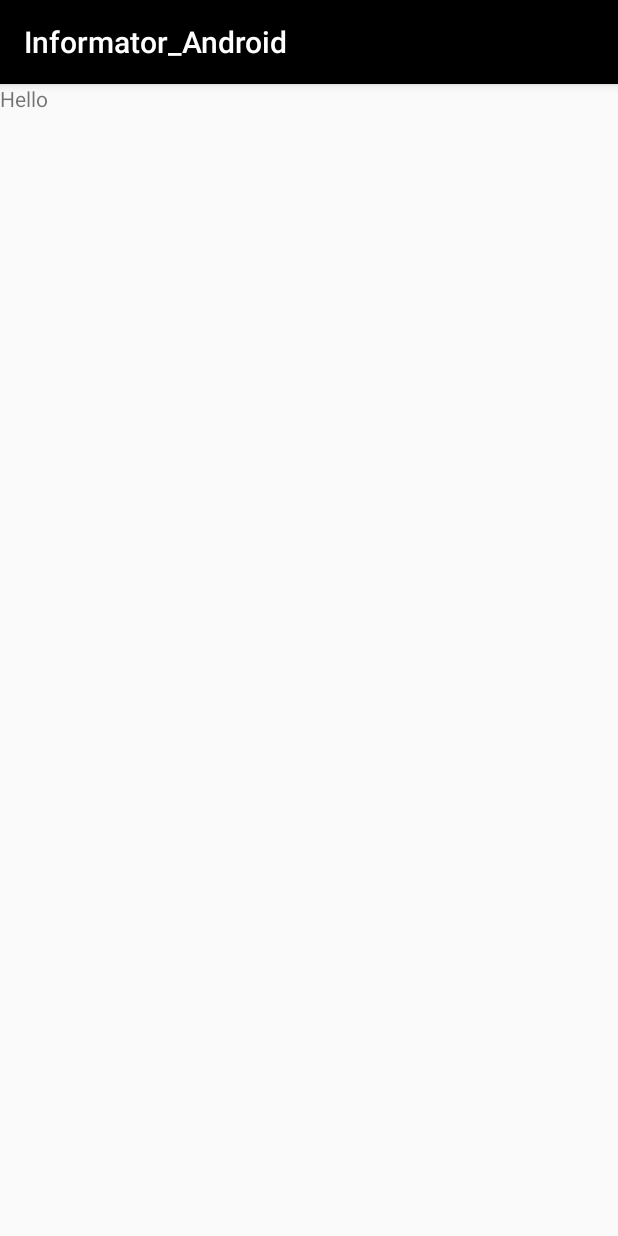
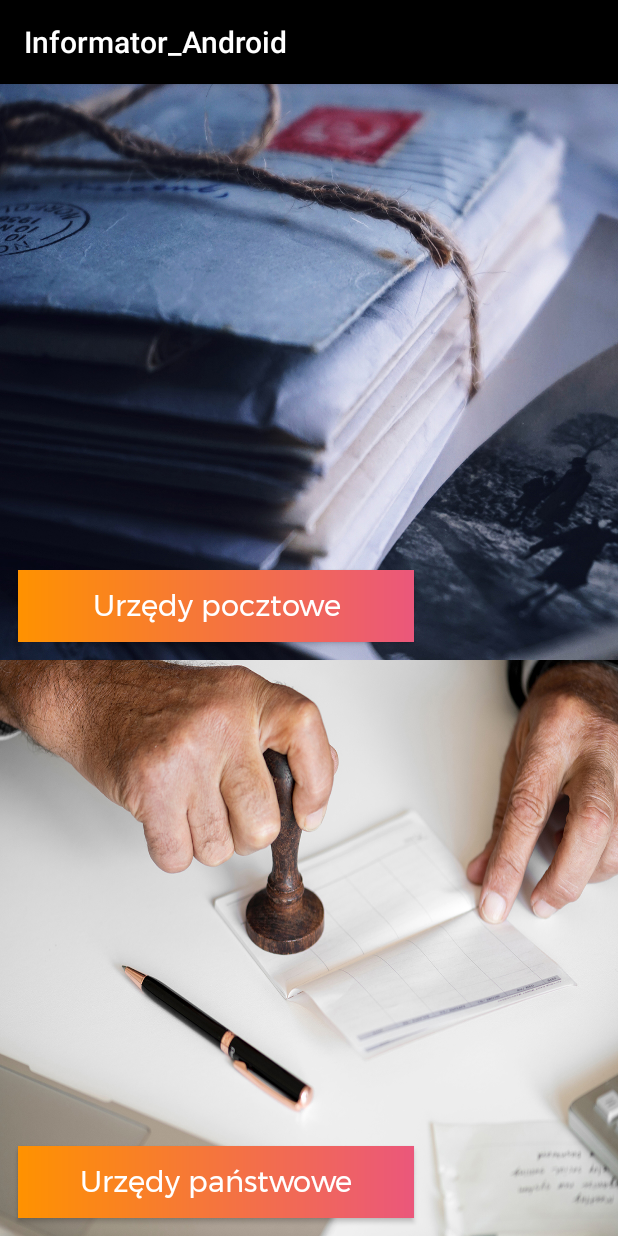
Before and after one commit to JakubPilkowski/InformatorAndroid, an Android app: the fragment OfficesFragment shown on its own in the app's theme, on a phone screen of 412 x 824 dp. Run offline under Robolectric (Android 15) with nearby library versions, the phone set to English and light mode, and no system bars; our stand-ins replace data binding; 1 statement that could not run was skipped.

Commit message:
Ukończono pierwszy ekran urzędów

```diff
--- a/app/src/main/java/com/example/informator/activities/MainActivity.java
+++ b/app/src/main/java/com/example/informator/activities/MainActivity.java
@@ -24,7 +24,6 @@ import com.google.android.material.navigation.NavigationView;
 public class MainActivity extends BaseActivity<ActivityMainBinding, MainActivityViewModel> implements NavigationView.OnNavigationItemSelectedListener, Providers {
 
     DrawerLayout drawerLayout;
-    ActionBarDrawerToggle toggle;
     NavigationView navigationView;
 
     @Override
--- a/app/src/main/java/com/example/informator/base/BaseActivity.java
+++ b/app/src/main/java/com/example/informator/base/BaseActivity.java
@@ -44,7 +44,8 @@ public abstract class BaseActivity<B extends ViewDataBinding, VM extends BaseVie
                     super.onBackPressed();
                     break;
                 case 1:
-
+                    navigator.clearBackStack();
+                    navigator.showHome();
                     break;
             }
         }
--- a/app/src/main/java/com/example/informator/navigation/Navigator.java
+++ b/app/src/main/java/com/example/informator/navigation/Navigator.java
@@ -2,10 +2,13 @@ package com.example.informator.navigation;
 
 import androidx.fragment.app.Fragment;
 import androidx.fragment.app.FragmentActivity;
+import androidx.fragment.app.FragmentManager;
 import androidx.fragment.app.FragmentTransaction;
 
 import com.example.informator.R;
+import com.example.informator.databinding.OfficesFragmentBinding;
 import com.example.informator.ui.home.HomeFragment;
+import com.example.informator.ui.offices.OfficesFragment;
 
 public class Navigator {
     FragmentActivity activity;
@@ -14,47 +17,11 @@ public class Navigator {
         this.activity = activity;
     }
 
-    public void showNoticeBoard(){
-//        activity.getSupportFragmentManager()
-//                .beginTransaction()
-//                .addToBackStack()
-//                .replace()
-//                .setTransition()
-//                .commit();
+    public void clearBackStack() {
+        activity.getSupportFragmentManager().popBackStack(null, FragmentManager.POP_BACK_STACK_INCLUSIVE);
     }
-    public void showWeather(){
-//        activity.getSupportFragmentManager()
-//                .beginTransaction()
-//                .addToBackStack()
-//                .replace()
-//                .setTransition()
-//                .commit();
-    }
-    public void showEvents(){
-//        activity.getSupportFragmentManager()
-//                .beginTransaction()
-//                .addToBackStack()
-//                .replace()
-//                .setTransition()
-//                .commit();
-    }
-    public void showOffers(){
-//        activity.getSupportFragmentManager()
-//                .beginTransaction()
-//                .addToBackStack()
-//                .replace()
-//                .setTransition()
-//                .commit();
-    }
-    public void showTimetable(){
-//        activity.getSupportFragmentManager()
-//                .beginTransaction()
-//                .addToBackStack()
-//                .replace()
-//                .setTransition()
-//                .commit();
-    }
-    public void showOffices(){
+
+    public void showNoticeBoard() {
 //        activity.getSupportFragmentManager()
 //                .beginTransaction()
 //                .addToBackStack()
@@ -63,12 +30,57 @@ public class Navigator {
 //                .commit();
     }
 
+    public void showWeather() {
+//        activity.getSupportFragmentManager()
+//                .beginTransaction()
+//                .addToBackStack()
+//                .replace()
+//                .setTransition()
+//                .commit();
+    }
+
+    public void showEvents() {
+//        activity.getSupportFragmentManager()
+//                .beginTransaction()
+//                .addToBackStack()
+//                .replace()
+//                .setTransition()
+//                .commit();
+    }
+
+    public void showOffers() {
+//        activity.getSupportFragmentManager()
+//                .beginTransaction()
+//                .addToBackStack()
+//                .replace()
+//                .setTransition()
+//                .commit();
+    }
+
+    public void showTimetable() {
+//        activity.getSupportFragmentManager()
+//                .beginTransaction()
+//                .addToBackStack()
+//                .replace()
+//                .setTransition()
+//                .commit();
+    }
+
+    public void showOffices() {
+        activity.getSupportFragmentManager()
+                .beginTransaction()
+                .addToBackStack(OfficesFragment.TAG)
+                .replace(R.id.main_container, OfficesFragment.newInstance(), OfficesFragment.TAG)
+                .setTransition(FragmentTransaction.TRANSIT_FRAGMENT_FADE)
+                .commit();
+    }
+
     public void showHome() {
         activity.getSupportFragmentManager()
                 .beginTransaction()
                 .addToBackStack(HomeFragment.TAG)
                 .replace(R.id.main_container, HomeFragment.newInstance(), HomeFragment.TAG)
-                .setTransition(FragmentTransaction.TRANSIT_FRAGMENT_FADE)
+                .setTransition(FragmentTransaction.TRANSIT_FRAGMENT_OPEN)
                 .commit();
     }
 }
--- a/app/src/main/java/com/example/informator/ui/offices/OfficesFragment.java
+++ b/app/src/main/java/com/example/informator/ui/offices/OfficesFragment.java
@@ -1,38 +1,60 @@
 package com.example.informator.ui.offices;
 
-import androidx.lifecycle.ViewModelProviders;
-
-import android.os.Bundle;
-
-import androidx.annotation.NonNull;
-import androidx.annotation.Nullable;
-import androidx.fragment.app.Fragment;
-
-import android.view.LayoutInflater;
-import android.view.View;
-import android.view.ViewGroup;
+import androidx.databinding.ViewDataBinding;
 
 import com.example.informator.R;
+import com.example.informator.activities.MainActivity;
+import com.example.informator.base.BaseFragment;
+import com.example.informator.databinding.OfficesFragmentBinding;
+import com.example.informator.navigation.Navigator;
 
-public class OfficesFragment extends Fragment {
+public class OfficesFragment extends BaseFragment<OfficesFragmentBinding,OfficesViewModel> {
 
-    private OfficesViewModel mViewModel;
+    public static final String TAG = "OfficesFragment";
 
     public static OfficesFragment newInstance() {
         return new OfficesFragment();
     }
 
+
     @Override
-    public View onCreateView(@NonNull LayoutInflater inflater, @Nullable ViewGroup container,
-                             @Nullable Bundle savedInstanceState) {
-        return inflater.inflate(R.layout.offices_fragment, container, false);
+    public int getLayoutRes() {
+        return R.layout.offices_fragment;
     }
 
     @Override
-    public void onActivityCreated(@Nullable Bundle savedInstanceState) {
-        super.onActivityCreated(savedInstanceState);
-        mViewModel = ViewModelProviders.of(this).get(OfficesViewModel.class);
-        // TODO: Use the ViewModel
+    public Class<OfficesViewModel> getViewModelClass() {
+        return OfficesViewModel.class;
     }
 
+    @Override
+    public void bindData(OfficesFragmentBinding binding) {
+        binding.setViewModel(viewModel);
+        viewModel.init();
+    }
+
+    @Override
+    public int getToolbarType() {
+        return 1;
+    }
+
+    @Override
+    public int getBackPressType() {
+        return 1;
+    }
+
+    @Override
+    public Navigator getNavigator() {
+        return ((MainActivity)getActivity()).navigator;
+    }
+
+    @Override
+    public ViewDataBinding getBinding() {
+        return ((MainActivity)getActivity()).binding;
+    }
+
+    @Override
+    public ViewDataBinding getFragmentBinding() {
+        return binding;
+    }
 }
--- a/app/src/main/java/com/example/informator/ui/offices/OfficesViewModel.java
+++ b/app/src/main/java/com/example/informator/ui/offices/OfficesViewModel.java
@@ -2,6 +2,11 @@ package com.example.informator.ui.offices;
 
 import androidx.lifecycle.ViewModel;
 
-public class OfficesViewModel extends ViewModel {
+import com.example.informator.base.BaseViewModel;
+
+public class OfficesViewModel extends BaseViewModel {
+    public void init(){
+
+    }
     // TODO: Implement the ViewModel
 }
--- a/app/src/main/res/layout/offices_fragment.xml
+++ b/app/src/main/res/layout/offices_fragment.xml
@@ -1,13 +1,68 @@
 <?xml version="1.0" encoding="utf-8"?>
-<FrameLayout xmlns:android="http://schemas.android.com/apk/res/android"
-    xmlns:tools="http://schemas.android.com/tools"
-    android:layout_width="match_parent"
-    android:layout_height="match_parent"
-    tools:context=".ui.offices.OfficesFragment">
+<layout xmlns:android="http://schemas.android.com/apk/res/android"
+    xmlns:tools="http://schemas.android.com/tools">
 
-    <TextView
+
+    <LinearLayout
         android:layout_width="match_parent"
         android:layout_height="match_parent"
-        android:text="Hello" />
+        android:weightSum="2"
+        android:orientation="vertical"
+        tools:context=".ui.offices.OfficesFragment">
+        <RelativeLayout
+            android:layout_width="match_parent"
+            android:layout_height="0dp"
+            android:layout_weight="1">
+            <ImageView
+                android:layout_width="match_parent"
+                android:layout_height="match_parent"
+                android:src="@drawable/urzedy_pocztowe"
+                android:scaleType="fitXY"
+                />
+            <Button
+                android:layout_width="264dp"
+                android:layout_height="48dp"
+                android:layout_alignParentBottom="true"
+                android:layout_marginStart="12dp"
+                android:layout_marginBottom="12dp"
+                android:background="@drawable/horizontal_main_gradient"
+                android:textSize="19sp"
+                android:fontFamily="@font/montserrat"
+                android:text="@string/post_offices"
+                android:textAllCaps="false"
+                android:textColor="@color/colorWhite"
+                />
+        </RelativeLayout>
+        <RelativeLayout
+            android:layout_width="match_parent"
+            android:layout_height="0dp"
+            android:layout_weight="1">
+            <ImageView
+                android:layout_width="match_parent"
+                android:layout_height="match_parent"
+                android:src="@drawable/urzedy_panstwowe"
+                android:scaleType="fitXY"
+                 />
+            <Button
+                android:layout_width="264dp"
+                android:layout_height="48dp"
+                android:layout_alignParentBottom="true"
+                android:layout_marginStart="12dp"
+                android:layout_marginBottom="12dp"
+                android:background="@drawable/horizontal_main_gradient"
+                android:textSize="19sp"
+                android:fontFamily="@font/montserrat"
+                android:text="@string/government_offcies"
+                android:textAllCaps="false"
+                android:textColor="@color/colorWhite"
+                />
+        </RelativeLayout>
+    </LinearLayout>
 
-</FrameLayout>
+    <data>
+
+        <variable
+            name="ViewModel"
+            type="com.example.informator.ui.offices.OfficesViewModel" />
+    </data>
+</layout>
--- a/app/src/main/res/values/strings.xml
+++ b/app/src/main/res/values/strings.xml
@@ -10,4 +10,6 @@
     <string name="offers">Oferty</string>
     <string name="notice_board">Tablica ogłoszeń</string>
     <string name="offices">Urzędy</string>
+    <string name="post_offices">Urzędy pocztowe</string>
+    <string name="government_offcies">Urzędy państwowe</string>
 </resources>
```
Also changed, not shown: app/src/main/res/drawable/urzedy_panstwowe.jpg (added), app/src/main/res/drawable/urzedy_pocztowe.jpg (added).
